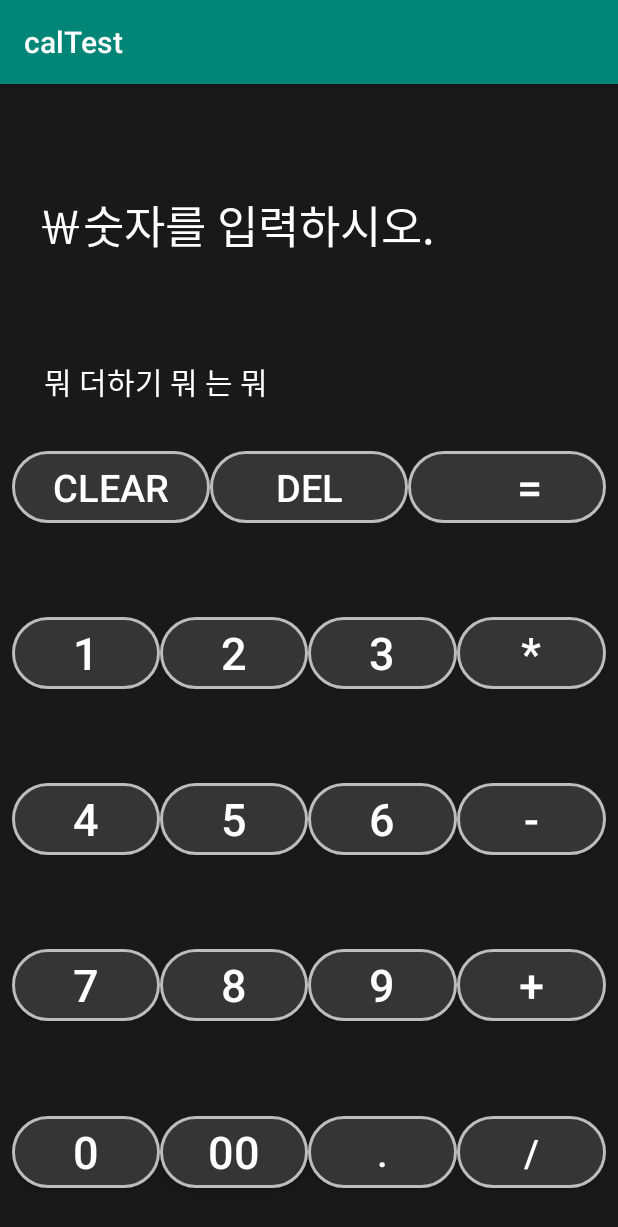
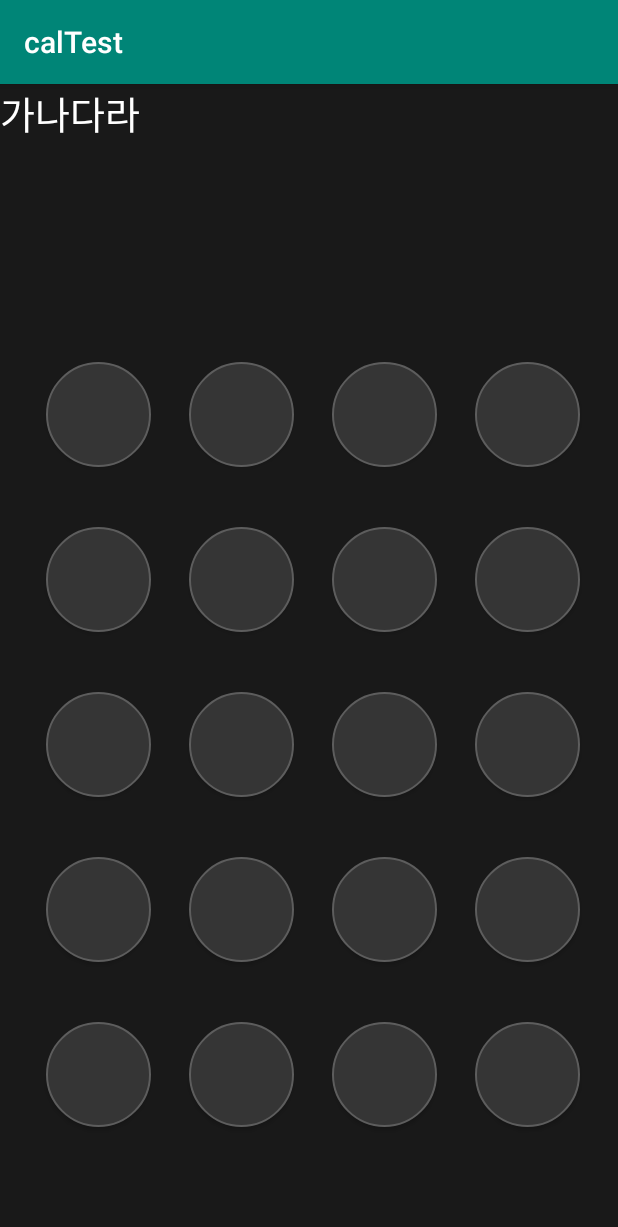
Before and after one commit to Mo0k94/calTest, an Android app: the screen it shows after launch (MainActivity before the commit, GridCalculrater after it), on a phone screen of 412 x 824 dp. Shown: the top 1227 px of the screen. Run offline under Robolectric (Android 15) with nearby library versions, the phone set to English and light mode, and no system bars.

Commit message:
GridLayout 배치

```diff
--- a/app/src/main/AndroidManifest.xml
+++ b/app/src/main/AndroidManifest.xml
@@ -9,13 +9,15 @@
         android:roundIcon="@mipmap/ic_launcher_round"
         android:supportsRtl="true"
         android:theme="@style/AppTheme">
-        <activity android:name=".MainActivity">
+
+        <activity android:name=".GridCalculrater">
             <intent-filter>
                 <action android:name="android.intent.action.MAIN" />
 
                 <category android:name="android.intent.category.LAUNCHER" />
             </intent-filter>
         </activity>
+        <activity android:name=".MainActivity"></activity>
     </application>
 
 </manifest>
--- /dev/null
+++ b/app/src/main/java/com/example/caltest/GridCalculrater.java
@@ -0,0 +1,14 @@
+package com.example.caltest;
+
+import androidx.appcompat.app.AppCompatActivity;
+
+import android.os.Bundle;
+
+public class GridCalculrater extends AppCompatActivity {
+
+    @Override
+    protected void onCreate(Bundle savedInstanceState) {
+        super.onCreate(savedInstanceState);
+        setContentView(R.layout.activity_grid_calculrater);
+    }
+}
--- a/app/src/main/res/drawable/radius.xml
+++ b/app/src/main/res/drawable/radius.xml
@@ -15,8 +15,8 @@
 
     <!-- 테두리 두께 및 색상 -->
     <stroke
-        android:width="2dp"
-        android:color="#BDBDBD" />
+        android:width="1dp"
+        android:color="#5D5D5D" />
 
 
 </shape>
--- /dev/null
+++ b/app/src/main/res/layout-v26/activity_grid_calculrater.xml
@@ -0,0 +1,218 @@
+<?xml version="1.0" encoding="utf-8"?>
+<LinearLayout xmlns:android="http://schemas.android.com/apk/res/android"
+    xmlns:app="http://schemas.android.com/apk/res-auto"
+    xmlns:tools="http://schemas.android.com/tools"
+    android:layout_width="match_parent"
+    android:layout_height="match_parent"
+    android:orientation="vertical"
+    android:background="#191919"
+    android:weightSum="2"
+    tools:context=".GridCalculrater">
+
+
+    <LinearLayout
+        android:layout_width="match_parent"
+        android:layout_height="300dp"
+        android:orientation="vertical"
+        android:layout_weight="1">
+
+        <TextView
+            android:layout_width="wrap_content"
+            android:layout_height="wrap_content"
+            android:text="가나다라"
+            android:textColor="#ffffff"
+            android:textSize="25dp"/>
+    </LinearLayout>
+
+    <GridLayout
+        android:layout_width="match_parent"
+        android:layout_height="match_parent"
+        android:layout_margin="15dp"
+        android:layout_weight="1"
+        android:columnCount="4"
+        android:orientation="horizontal"
+        android:rowCount="5">
+
+        <Button
+            android:layout_width="70dp"
+            android:layout_height="70dp"
+            android:layout_marginLeft="15dp"
+            android:layout_marginTop="20dp"
+            android:layout_marginRight="10dp"
+            android:layout_marginBottom="20dp"
+            android:background="@drawable/radius" />
+
+
+        <Button
+            android:layout_width="70dp"
+            android:layout_height="70dp"
+            android:layout_marginLeft="15dp"
+            android:layout_marginTop="20dp"
+            android:layout_marginRight="10dp"
+            android:layout_marginBottom="20dp"
+            android:background="@drawable/radius" />
+
+        <Button
+            android:layout_width="70dp"
+            android:layout_height="70dp"
+            android:layout_marginLeft="15dp"
+            android:layout_marginTop="20dp"
+            android:layout_marginRight="10dp"
+            android:layout_marginBottom="20dp"
+            android:background="@drawable/radius" />
+
+        <Button
+            android:layout_width="70dp"
+            android:layout_height="70dp"
+            android:layout_marginLeft="15dp"
+            android:layout_marginTop="20dp"
+            android:layout_marginRight="10dp"
+            android:layout_marginBottom="20dp"
+            android:background="@drawable/radius" />
+
+        <Button
+            android:layout_width="70dp"
+            android:layout_height="70dp"
+            android:layout_marginLeft="15dp"
+            android:layout_marginTop="20dp"
+            android:layout_marginRight="10dp"
+            android:layout_marginBottom="20dp"
+            android:background="@drawable/radius" />
+
+        <Button
+            android:layout_width="70dp"
+            android:layout_height="70dp"
+            android:layout_marginLeft="15dp"
+            android:layout_marginTop="20dp"
+            android:layout_marginRight="10dp"
+            android:layout_marginBottom="20dp"
+            android:background="@drawable/radius" />
+
+        <Button
+            android:layout_width="70dp"
+            android:layout_height="70dp"
+            android:layout_marginLeft="15dp"
+            android:layout_marginTop="20dp"
+            android:layout_marginRight="10dp"
+            android:layout_marginBottom="20dp"
+            android:background="@drawable/radius" />
+
+        <Button
+            android:layout_width="70dp"
+            android:layout_height="70dp"
+            android:layout_marginLeft="15dp"
+            android:layout_marginTop="20dp"
+            android:layout_marginRight="10dp"
+            android:layout_marginBottom="20dp"
+            android:background="@drawable/radius" />
+
+        <Button
+            android:layout_width="70dp"
+            android:layout_height="70dp"
+            android:layout_marginLeft="15dp"
+            android:layout_marginTop="20dp"
+            android:layout_marginRight="10dp"
+            android:layout_marginBottom="20dp"
+            android:background="@drawable/radius" />
+
+        <Button
+            android:layout_width="70dp"
+            android:layout_height="70dp"
+            android:layout_marginLeft="15dp"
+            android:layout_marginTop="20dp"
+            android:layout_marginRight="10dp"
+            android:layout_marginBottom="20dp"
+            android:background="@drawable/radius" />
+
+        <Button
+            android:layout_width="70dp"
+            android:layout_height="70dp"
+            android:layout_marginLeft="15dp"
+            android:layout_marginTop="20dp"
+            android:layout_marginRight="10dp"
+            android:layout_marginBottom="20dp"
+            android:background="@drawable/radius" />
+
+        <Button
+            android:layout_width="70dp"
+            android:layout_height="70dp"
+            android:layout_marginLeft="15dp"
+            android:layout_marginTop="20dp"
+            android:layout_marginRight="10dp"
+            android:layout_marginBottom="20dp"
+            android:background="@drawable/radius" />
+
+        <Button
+            android:layout_width="70dp"
+            android:layout_height="70dp"
+            android:layout_marginLeft="15dp"
+            android:layout_marginTop="20dp"
+            android:layout_marginRight="10dp"
+            android:layout_marginBottom="20dp"
+            android:background="@drawable/radius" />
+
+        <Button
+            android:layout_width="70dp"
+            android:layout_height="70dp"
+            android:layout_marginLeft="15dp"
+            android:layout_marginTop="20dp"
+            android:layout_marginRight="10dp"
+            android:layout_marginBottom="20dp"
+            android:background="@drawable/radius" />
+
+        <Button
+            android:layout_width="70dp"
+            android:layout_height="70dp"
+            android:layout_marginLeft="15dp"
+            android:layout_marginTop="20dp"
+            android:layout_marginRight="10dp"
+            android:layout_marginBottom="20dp"
+            android:background="@drawable/radius" />
+
+        <Button
+            android:layout_width="70dp"
+            android:layout_height="70dp"
+            android:layout_marginLeft="15dp"
+            android:layout_marginTop="20dp"
+            android:layout_marginRight="10dp"
+            android:layout_marginBottom="20dp"
+            android:background="@drawable/radius" />
+
+        <Button
+            android:layout_width="70dp"
+            android:layout_height="70dp"
+            android:layout_marginLeft="15dp"
+            android:layout_marginTop="20dp"
+            android:layout_marginRight="10dp"
+            android:layout_marginBottom="20dp"
+            android:background="@drawable/radius" />
+
+        <Button
+            android:layout_width="70dp"
+            android:layout_height="70dp"
+            android:layout_marginLeft="15dp"
+            android:layout_marginTop="20dp"
+            android:layout_marginRight="10dp"
+            android:layout_marginBottom="20dp"
+            android:background="@drawable/radius" />
+
+        <Button
+            android:layout_width="70dp"
+            android:layout_height="70dp"
+            android:layout_marginLeft="15dp"
+            android:layout_marginTop="20dp"
+            android:layout_marginRight="10dp"
+            android:layout_marginBottom="20dp"
+            android:background="@drawable/radius" />
+
+        <Button
+            android:layout_width="70dp"
+            android:layout_height="70dp"
+            android:layout_marginLeft="15dp"
+            android:layout_marginTop="20dp"
+            android:layout_marginRight="10dp"
+            android:layout_marginBottom="20dp"
+            android:background="@drawable/radius" />
+
+    </GridLayout>
+</LinearLayout>
--- /dev/null
+++ b/app/src/main/res/layout/activity_grid_calculrater.xml
@@ -0,0 +1,313 @@
+<?xml version="1.0" encoding="utf-8"?>
+<LinearLayout xmlns:android="http://schemas.android.com/apk/res/android"
+    xmlns:app="http://schemas.android.com/apk/res-auto"
+    xmlns:tools="http://schemas.android.com/tools"
+    android:layout_width="match_parent"
+    android:layout_height="match_parent"
+    android:orientation="vertical"
+    android:background="#191919"
+    android:weightSum="3"
+    tools:context=".GridCalculrater">
+
+
+    <LinearLayout
+        android:layout_width="match_parent"
+        android:layout_height="0dp"
+        android:orientation="vertical"
+        android:layout_weight="0.5">
+
+        <TextView
+            android:layout_width="wrap_content"
+            android:layout_height="wrap_content"
+            android:text="가나다라"
+            android:textColor="#ffffff"
+            android:textSize="25dp"/>
+    </LinearLayout>
+
+    <GridLayout
+        android:layout_width="match_parent"
+        android:layout_height="0dp"
+        android:layout_margin="15dp"
+        android:layout_weight="2.3"
+        android:columnCount="4"
+        android:orientation="horizontal"
+        android:rowCount="5">
+
+        <Button
+            android:layout_width="70dp"
+            android:layout_height="70dp"
+            android:layout_marginLeft="15dp"
+            android:layout_marginTop="20dp"
+            android:layout_marginRight="10dp"
+            android:layout_marginBottom="20dp"
+            android:background="@drawable/radius"
+            android:textColor="#ffffff"
+            android:textStyle="bold"
+            android:textSize="25dp"
+            android:text="AC" />
+
+
+        <Button
+            android:layout_width="70dp"
+            android:layout_height="70dp"
+            android:layout_marginLeft="15dp"
+            android:layout_marginTop="20dp"
+            android:layout_marginRight="10dp"
+            android:layout_marginBottom="20dp"
+            android:textColor="#ffffff"
+            android:textStyle="bold"
+            android:textSize="25dp"
+
+            android:background="@drawable/radius"
+            android:text="←" />
+
+        <Button
+            android:layout_width="70dp"
+            android:layout_height="70dp"
+            android:layout_marginLeft="15dp"
+            android:layout_marginTop="20dp"
+            android:layout_marginRight="10dp"
+            android:layout_marginBottom="20dp"
+            android:textColor="#ffffff"
+            android:textStyle="bold"
+            android:textSize="25dp"
+            android:background="@drawable/radius"
+            android:text="%" />
+
+        <Button
+            android:layout_width="70dp"
+            android:layout_height="70dp"
+            android:layout_marginLeft="15dp"
+            android:layout_marginTop="20dp"
+            android:layout_marginRight="10dp"
+            android:layout_marginBottom="20dp"
+            android:textColor="#ffffff"
+            android:textStyle="bold"
+            android:textSize="25dp"
+            android:background="@drawable/radius"
+            android:text="/" />
+
+        <Button
+            android:layout_width="70dp"
+            android:layout_height="70dp"
+            android:layout_marginLeft="15dp"
+            android:layout_marginTop="20dp"
+            android:layout_marginRight="10dp"
+            android:layout_marginBottom="20dp"
+            android:textColor="#ffffff"
+            android:textStyle="bold"
+            android:textSize="25dp"
+            android:background="@drawable/radius"
+            android:text="7" />
+
+        <Button
+            android:layout_width="70dp"
+            android:layout_height="70dp"
+            android:layout_marginLeft="15dp"
+            android:layout_marginTop="20dp"
+            android:layout_marginRight="10dp"
+            android:layout_marginBottom="20dp"
+            android:textColor="#ffffff"
+            android:textStyle="bold"
+            android:textSize="25dp"
+            android:background="@drawable/radius"
+            android:text="8" />
+
+        <Button
+            android:layout_width="70dp"
+            android:layout_height="70dp"
+            android:layout_marginLeft="15dp"
+            android:layout_marginTop="20dp"
+            android:layout_marginRight="10dp"
+            android:layout_marginBottom="20dp"
+            android:textColor="#ffffff"
+            android:textStyle="bold"
+            android:textSize="25dp"
+            android:background="@drawable/radius"
+            android:text="9" />
+
+        <Button
+            android:layout_width="70dp"
+            android:layout_height="70dp"
+            android:layout_marginLeft="15dp"
+            android:layout_marginTop="20dp"
+            android:layout_marginRight="10dp"
+            android:layout_marginBottom="20dp"
+            android:textColor="#ffffff"
+            android:textStyle="bold"
+            android:textSize="25dp"
+            android:background="@drawable/radius"
+            android:text="*" />
+
+        <Button
+            android:layout_width="70dp"
+            android:layout_height="70dp"
+            android:layout_marginLeft="15dp"
+            android:layout_marginTop="20dp"
+            android:layout_marginRight="10dp"
+            android:layout_marginBottom="20dp"
+            android:textColor="#ffffff"
+            android:textStyle="bold"
+            android:textSize="25dp"
+            android:background="@drawable/radius"
+            android:text="4" />
+
+        <Button
+            android:layout_width="70dp"
+            android:layout_height="70dp"
+            android:layout_marginLeft="15dp"
+            android:layout_marginTop="20dp"
+            android:layout_marginRight="10dp"
+            android:layout_marginBottom="20dp"
+            android:textColor="#ffffff"
+            android:textStyle="bold"
+            android:textSize="25dp"
+            android:background="@drawable/radius"
+            android:text="5" />
+
+        <Button
+            android:layout_width="70dp"
+            android:layout_height="70dp"
+            android:layout_marginLeft="15dp"
+            android:layout_marginTop="20dp"
+            android:layout_marginRight="10dp"
+            android:layout_marginBottom="20dp"
+            android:textColor="#ffffff"
+            android:textStyle="bold"
+            android:textSize="25dp"
+            android:background="@drawable/radius"
+            android:text="6" />
+
+        <Button
+            android:layout_width="70dp"
+            android:layout_height="70dp"
+            android:layout_marginLeft="15dp"
+            android:layout_marginTop="20dp"
+            android:layout_marginRight="10dp"
+            android:layout_marginBottom="20dp"
+            android:textColor="#ffffff"
+            android:textStyle="bold"
+            android:textSize="25dp"
+            android:background="@drawable/radius"
+            android:text="-" />
+
+        <Button
+            android:layout_width="70dp"
+            android:layout_height="70dp"
+            android:layout_marginLeft="15dp"
+            android:layout_marginTop="20dp"
+            android:layout_marginRight="10dp"
+            android:layout_marginBottom="20dp"
+            android:textColor="#ffffff"
+            android:textStyle="bold"
+            android:textSize="25dp"
+            android:background="@drawable/radius"
+            android:text="1" />
+
+        <Button
+            android:layout_width="70dp"
+            android:layout_height="70dp"
+            android:layout_marginLeft="15dp"
+            android:layout_marginTop="20dp"
+            android:layout_marginRight="10dp"
+            android:layout_marginBottom="20dp"
+            android:textColor="#ffffff"
+            android:textStyle="bold"
+            android:textSize="25dp"
+            android:background="@drawable/radius"
+            android:text="2" />
+
+        <Button
+            android:layout_width="70dp"
+            android:layout_height="70dp"
+            android:layout_marginLeft="15dp"
+            android:layout_marginTop="20dp"
+            android:layout_marginRight="10dp"
+            android:layout_marginBottom="20dp"
+            android:textColor="#ffffff"
+            android:textStyle="bold"
+            android:textSize="25dp"
+            android:background="@drawable/radius"
+            android:text="3" />
+
+        <Button
+            android:layout_width="70dp"
+            android:layout_height="70dp"
+            android:layout_marginLeft="15dp"
+            android:layout_marginTop="20dp"
+            android:layout_marginRight="10dp"
+            android:layout_marginBottom="20dp"
+            android:textColor="#ffffff"
+            android:textStyle="bold"
+            android:textSize="25dp"
+            android:background="@drawable/radius"
+            android:text="+" />
+
+        <Button
+            android:layout_width="70dp"
+            android:layout_height="70dp"
+            android:layout_marginLeft="15dp"
+            android:layout_marginTop="20dp"
+            android:layout_marginRight="10dp"
+            android:layout_marginBottom="20dp"
+            android:textColor="#ffffff"
+            android:textStyle="bold"
+            android:textSize="25dp"
+            android:background="@drawable/radius"
+            android:text="0" />
+
+        <Button
+            android:layout_width="70dp"
+            android:layout_height="70dp"
+            android:layout_marginLeft="15dp"
+            android:layout_marginTop="20dp"
+            android:layout_marginRight="10dp"
+            android:layout_marginBottom="20dp"
+            android:textColor="#ffffff"
+            android:textStyle="bold"
+            android:textSize="25dp"
+            android:background="@drawable/radius"
+            android:text="00" />
+
+        <Button
+            android:layout_width="70dp"
+            android:layout_height="70dp"
+            android:layout_marginLeft="15dp"
+            android:layout_marginTop="20dp"
+            android:layout_marginRight="10dp"
+            android:layout_marginBottom="20dp"
+            android:textColor="#ffffff"
+            android:textStyle="bold"
+            android:textSize="25dp"
+            android:background="@drawable/radius"
+            android:text="." />
+
+        <Button
+            android:layout_width="70dp"
+            android:layout_height="70dp"
+            android:layout_row="0"
+            android:layout_marginLeft="15dp"
+            android:layout_marginTop="20dp"
+            android:layout_marginRight="10dp"
+            android:layout_marginBottom="20dp"
+            android:textColor="#ffffff"
+            android:textStyle="bold"
+            android:textSize="25dp"
+            android:background="@drawable/radius"
+            android:text="=" />
+
+    </GridLayout>
+
+    <LinearLayout
+        android:layout_width="match_parent"
+        android:layout_height="0dp"
+        android:background="#ffffff"
+        android:layout_weight="0.2">
+
+        <TextView
+            android:layout_width="wrap_content"
+            android:layout_height="50dp"
+            android:textColor="#000000"
+            android:text="광고"/>
+    </LinearLayout>
+</LinearLayout>
--- a/app/src/main/res/layout/activity_main.xml
+++ b/app/src/main/res/layout/activity_main.xml
@@ -20,17 +20,10 @@
 
 
         <TextView
-            android:layout_width="wrap_content"
-            android:layout_height="wrap_content"
-            android:hint="￦"
-            android:layout_gravity="bottom"
-            android:textColorHint="#ffffff"
-            android:textSize="30dp" />
-        <TextView
             android:id="@+id/textView"
             android:layout_width="wrap_content"
             android:layout_height="wrap_content"
-            android:hint="숫자를 입력하시오."
+            android:hint="숫자를 입력하시오"
             android:layout_gravity="bottom"
             android:textColorHint="#ffffff"
             android:textColor="#ffffff"
@@ -66,7 +59,7 @@
             android:background="@null"
             android:layout_weight="1"
             android:gravity="left"
-            android:hint="  뭐 더하기 뭐 는 뭐"
+            android:hint="뭐 더하기 뭐 는 뭐"
             android:textColor="#ffffff"
             android:textColorHint="#ffffff"
             android:textSize="20dp" />
```
